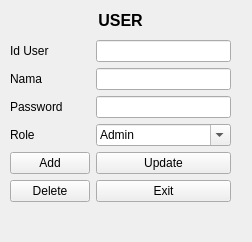
Above: FrmUser.ui from FarchanS/PBE-kel5-apartment before the change. Below: the same form after it.
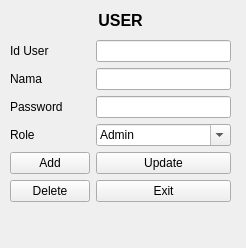
That is the form after the change.

Commit message: add if id text changed, detail data will show

Diff of the .ui file:
```diff
--- a/FrmUser.ui
+++ b/FrmUser.ui
@@ -6,8 +6,8 @@
    <rect>
     <x>0</x>
     <y>0</y>
-    <width>252</width>
-    <height>242</height>
+    <width>246</width>
+    <height>248</height>
    </rect>
   </property>
   <property name="windowTitle">
```
Left out of the diff: 13 changed lines with no effect on the pictures. The commit also changes 2 other files.
